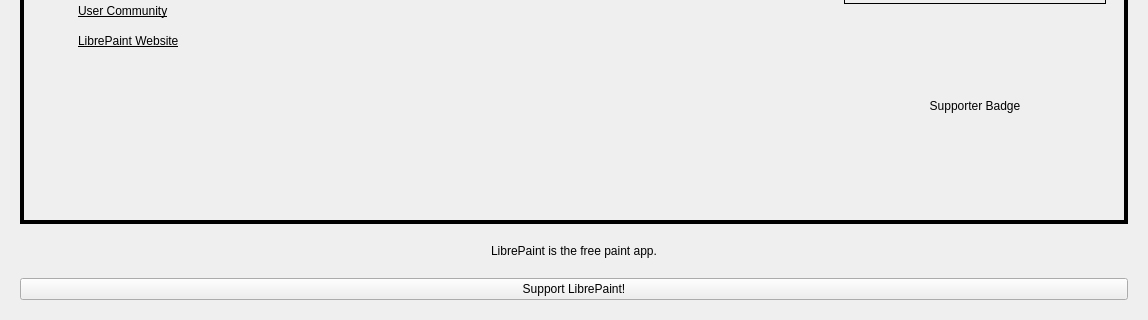
Qt form libs/ui/forms/KisWelcomePage.ui (serika12345/librepaint) before a commit; both pictures show x 0 to 1148 and y 488 to 808 of the 1148 by 808 pixel window.
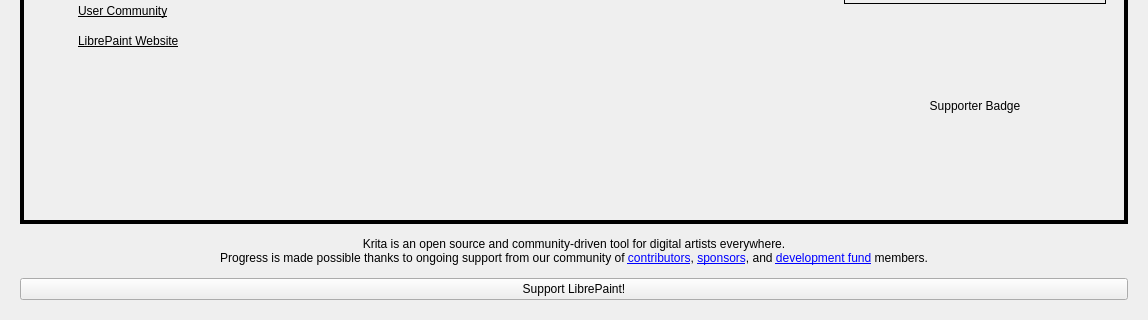
The same form after that commit. Custom widgets are drawn as their Qt base class.

Commit message: Stage 3: refine LibrePaint naming

Diff of the .ui file:
```diff
--- a/libs/ui/forms/KisWelcomePage.ui
+++ b/libs/ui/forms/KisWelcomePage.ui
@@ -1624,7 +1624,7 @@
 &lt;html&gt;&lt;head&gt;&lt;meta name=&quot;qrichtext&quot; content=&quot;1&quot; /&gt;&lt;style type=&quot;text/css&quot;&gt;
 p, li { white-space: pre-wrap; }
 &lt;/style&gt;&lt;/head&gt;&lt;body&gt;
-&lt;p style=&quot; margin-top:12px; margin-bottom:12px; margin-left:0px; margin-right:0px; -qt-block-indent:0; text-indent:0px;&quot;&gt;LibrePaint is the free paint app.&lt;/p&gt;&lt;/body&gt;&lt;/html&gt;</string>
+&lt;p style=&quot; margin-top:12px; margin-bottom:12px; margin-left:0px; margin-right:0px; -qt-block-indent:0; text-indent:0px;&quot;&gt;Krita is an open source and community-driven tool for digital artists everywhere.&lt;br /&gt;Progress is made possible thanks to ongoing support from our community of &lt;a href=&quot;https://docs.krita.org/en/contributors_manual.html&quot;&gt;contributors&lt;/a&gt;, &lt;a href=&quot;https://krita.org/en/sponsors/&quot;&gt;sponsors&lt;/a&gt;, and &lt;a href=&quot;https://fund.krita.org/&quot;&gt;development fund&lt;/a&gt; members.&lt;/p&gt;&lt;/body&gt;&lt;/html&gt;</string>
          </property>
          <property name="alignment">
           <set>Qt::AlignCenter</set>
```
Left out of the diff: 2 changed lines with no effect on the pictures. The commit also changes 68 other files.
